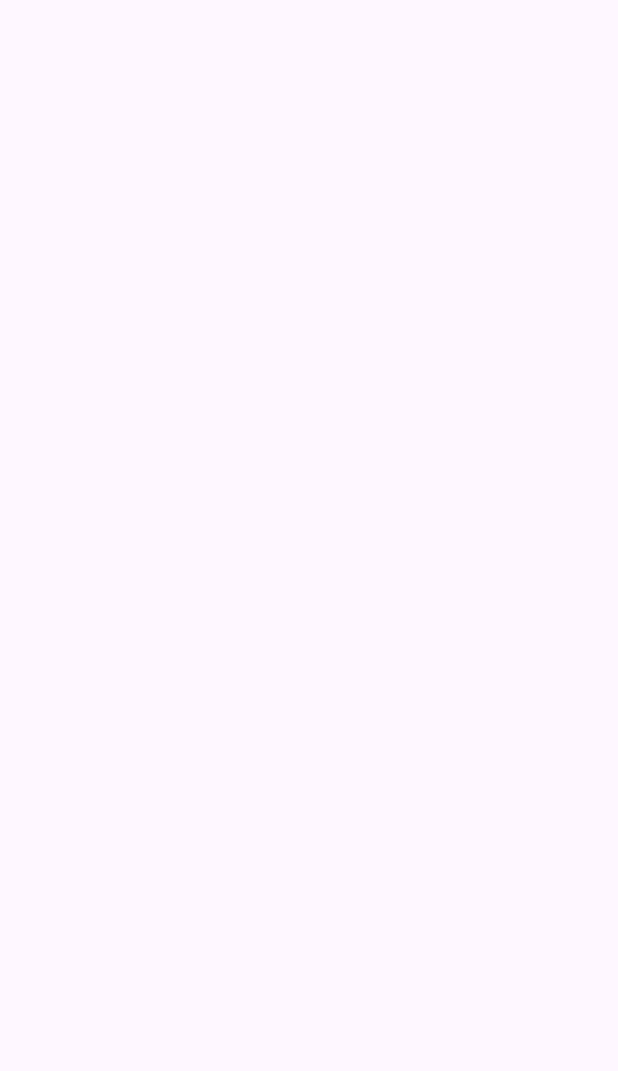
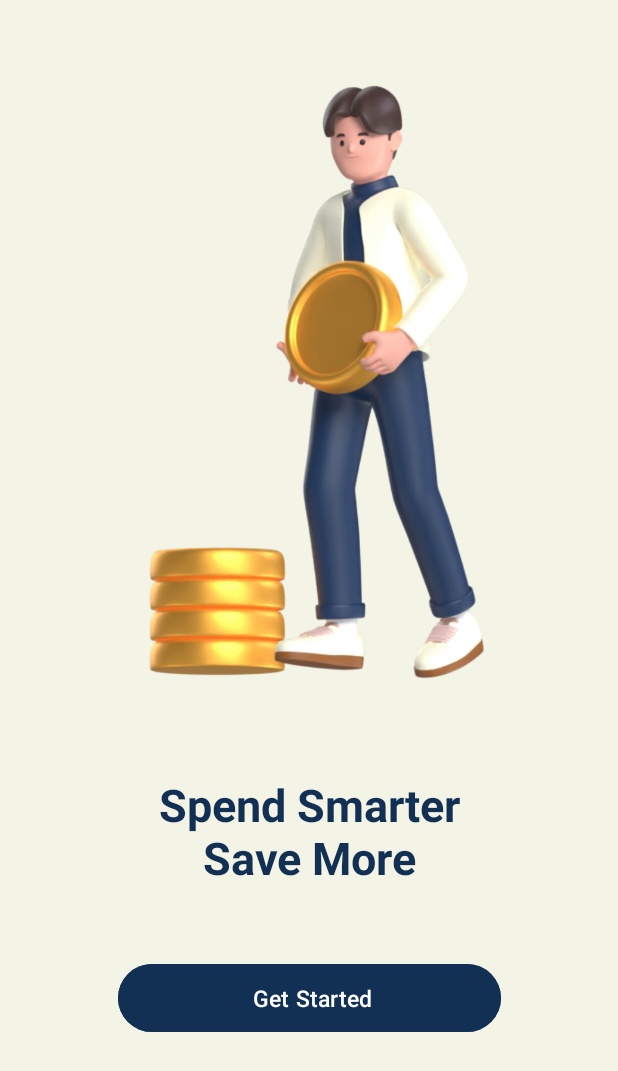
Before and after one commit to harpreet-03/MyBudget, an Android app: the screen it shows after launch (get_started before the commit, GetStarted after it), on a phone screen of 412 x 824 dp. Before the commit the part shown is empty. Shown: the top 1071 px of the screen. Run offline under Robolectric (Android 15) with nearby library versions, the phone set to English and light mode, and no system bars.

Commit message:
Added Get started activity

```diff
--- a/app/src/main/AndroidManifest.xml
+++ b/app/src/main/AndroidManifest.xml
@@ -13,10 +13,10 @@
         android:theme="@style/Theme.MyBudget"
         tools:targetApi="31">
         <activity
-            android:name=".get_started"
+            android:name=".GetStarted"
             android:exported="false" />
         <activity
-            android:name=".splash_screen"
+            android:name=".SplashScreen"
             android:exported="true">
             <intent-filter>
                 <action android:name="android.intent.action.MAIN" />
--- a/app/src/main/java/com/example/mybudget/get_started.kt
+++ b/app/src/main/java/com/example/mybudget/GetStarted.kt
@@ -6,7 +6,7 @@ import androidx.appcompat.app.AppCompatActivity
 import androidx.core.view.ViewCompat
 import androidx.core.view.WindowInsetsCompat
 
-class get_started : AppCompatActivity() {
+class GetStarted : AppCompatActivity() {
     override fun onCreate(savedInstanceState: Bundle?) {
         super.onCreate(savedInstanceState)
         enableEdgeToEdge()
--- a/app/src/main/java/com/example/mybudget/splash_screen.kt
+++ b/app/src/main/java/com/example/mybudget/SplashScreen.kt
@@ -5,10 +5,8 @@ import android.os.Bundle
 import android.os.Handler
 import androidx.activity.enableEdgeToEdge
 import androidx.appcompat.app.AppCompatActivity
-import androidx.core.view.ViewCompat
-import androidx.core.view.WindowInsetsCompat
 
-class splash_screen : AppCompatActivity() {
+class SplashScreen : AppCompatActivity() {
     override fun onCreate(savedInstanceState: Bundle?) {
         super.onCreate(savedInstanceState)
         enableEdgeToEdge()
@@ -17,7 +15,7 @@ class splash_screen : AppCompatActivity() {
         // creating splash screen
 
         Handler().postDelayed({
-            val intent = Intent(this, get_started::class.java)
+            val intent = Intent(this, GetStarted::class.java)
             startActivity(intent)
             finish()
         }, 2000)
--- a/app/src/main/res/layout/activity_get_started.xml
+++ b/app/src/main/res/layout/activity_get_started.xml
@@ -5,6 +5,50 @@
     android:id="@+id/main"
     android:layout_width="match_parent"
     android:layout_height="match_parent"
-    tools:context=".get_started">
+    android:background="#F3F3E6"
+    tools:context=".GetStarted">
+
+    <ImageView
+        android:id="@+id/imageView"
+        android:layout_width="328dp"
+        android:layout_height="490dp"
+        android:src="@drawable/man"
+        app:layout_constraintBottom_toBottomOf="parent"
+        app:layout_constraintEnd_toEndOf="parent"
+        app:layout_constraintHorizontal_bias="0.495"
+        app:layout_constraintStart_toStartOf="parent"
+        app:layout_constraintTop_toTopOf="parent"
+        app:layout_constraintVertical_bias="0.077" />
+
+    <TextView
+        android:layout_width="249dp"
+        android:layout_height="106dp"
+        android:text="@string/spend_smarter_save_more"
+        android:textColor="#113054"
+        android:textAlignment="center"
+        android:textSize="30sp"
+        android:textStyle="bold"
+        app:layout_constraintBottom_toBottomOf="parent"
+        app:layout_constraintEnd_toEndOf="parent"
+        app:layout_constraintStart_toStartOf="parent"
+        app:layout_constraintTop_toBottomOf="@+id/imageView"
+        app:layout_constraintVertical_bias="0.0" />
+
+    <Button
+        android:layout_width="255dp"
+        android:layout_height="53dp"
+        android:backgroundTint = "#113054"
+        android:paddingEnd="20dp"
+        android:text="@string/get_started"
+        android:textAlignment="center"
+        android:textSize="15sp"
+        app:layout_constraintBottom_toBottomOf="parent"
+        app:layout_constraintEnd_toEndOf="parent"
+        app:layout_constraintHorizontal_bias="0.503"
+        app:layout_constraintStart_toStartOf="parent"
+        app:layout_constraintTop_toTopOf="parent"
+        app:layout_constraintVertical_bias="0.829" />
+
+
 
 </androidx.constraintlayout.widget.ConstraintLayout>
--- a/app/src/main/res/layout/activity_splash.xml
+++ b/app/src/main/res/layout/activity_splash.xml
@@ -5,17 +5,23 @@
     android:id="@+id/main"
     android:layout_width="match_parent"
     android:layout_height="match_parent"
-    tools:context=".splash_screen">
+    android:background="#113054"
+    tools:context=".SplashScreen">
 
-    <TextView
+
+
+    <ImageView
         android:layout_width="wrap_content"
         android:layout_height="wrap_content"
-        android:text="MyBudget"
-        android:textSize="30sp"
-        android:textStyle="bold"
-        app:layout_constraintBottom_toBottomOf="parent"
-        app:layout_constraintEnd_toEndOf="parent"
-        app:layout_constraintStart_toStartOf="parent"
-        app:layout_constraintTop_toTopOf="parent" />
+        android:src="@drawable/back"/>
+
+<!--    #0e2744-->
+<!--    #286181-->
+<!--    #4b9bc6-->
+<!--    #5bb3e6-->
+<!--    #535054-->
+<!--    #747270-->
+
+<!--   biege:  #F5F5DC-->
 
 </androidx.constraintlayout.widget.ConstraintLayout>
--- a/app/src/main/res/values/strings.xml
+++ b/app/src/main/res/values/strings.xml
@@ -1,3 +1,6 @@
 <resources>
     <string name="app_name">MyBudget</string>
+    <string name="spend_smarter_save_more">Spend Smarter Save More</string>
+    <string name="get_started">Get Started</string>
+
 </resources>
```
Also changed, not shown: app/src/main/res/drawable/back.jpeg (added), app/src/main/res/drawable/man.png (added).
